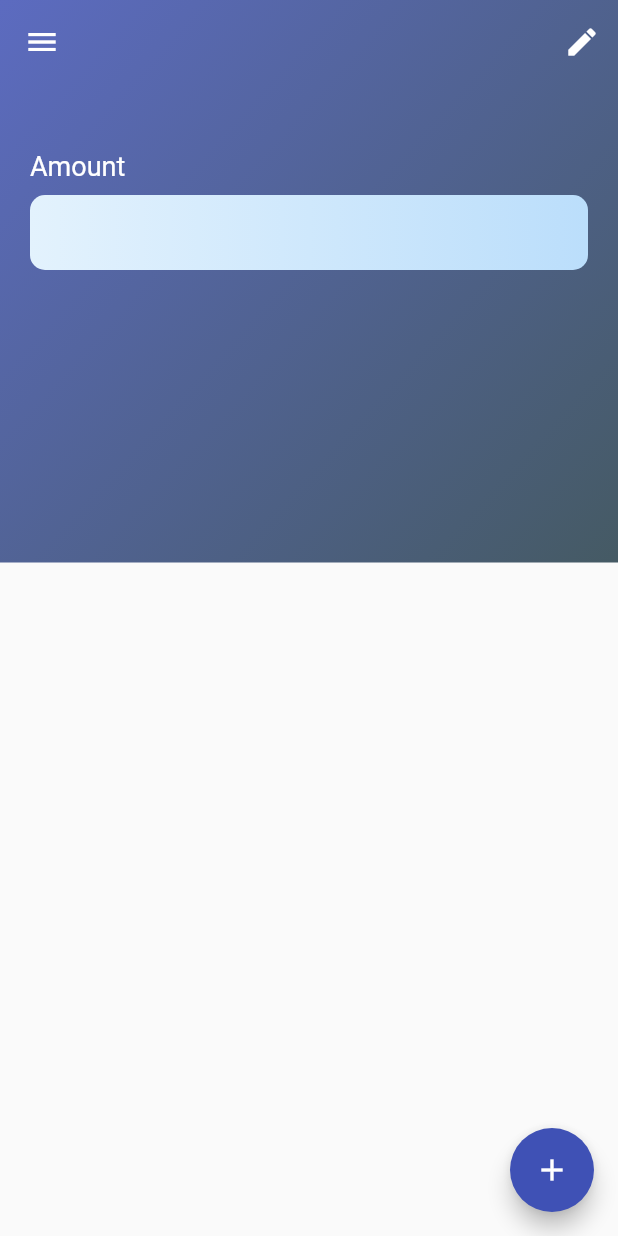
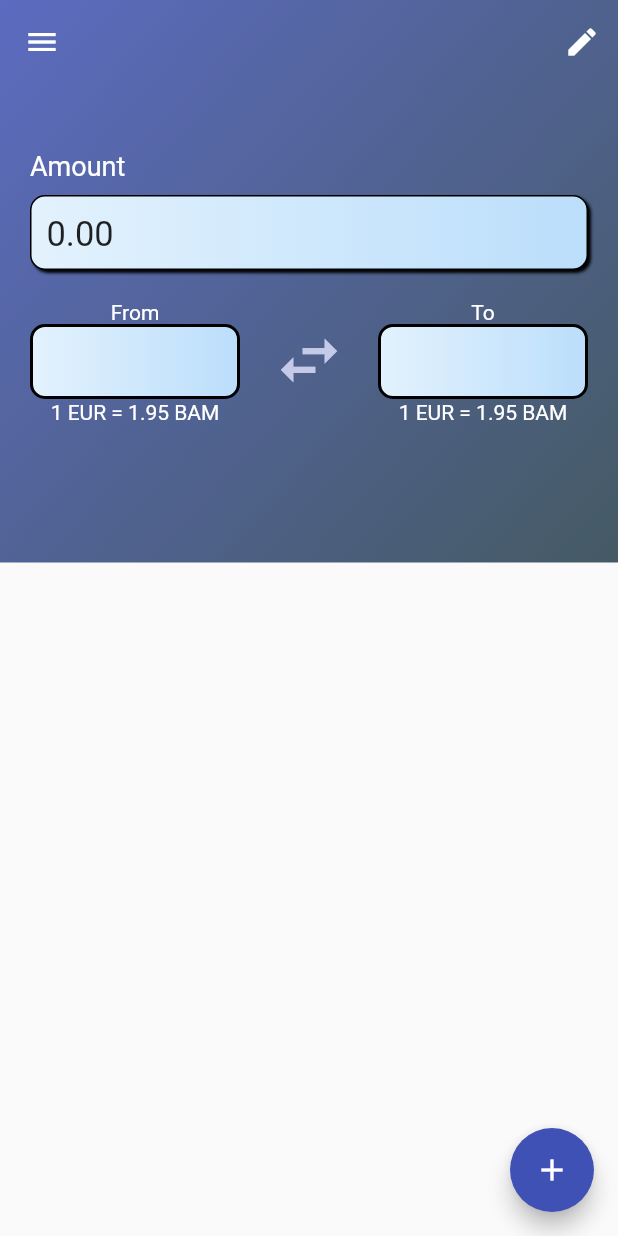
Before and after one commit to emeban44/currency_converter_app, a Flutter app: the screen it shows after launch, on a phone screen of 412 x 824 dp. Run offline on Flutter 3.47's test engine with Material 2 defaults, Android fonts, the phone set to English and light mode, and no system bars.

Commit message:
created and styled the conversion_row and columns

```diff
--- a/lib/widgets/amount_input_field.dart
+++ b/lib/widgets/amount_input_field.dart
@@ -10,6 +10,11 @@ class AmountInputField extends StatelessWidget {
         margin: const EdgeInsets.only(left: 20, right: 20),
         decoration: BoxDecoration(
           borderRadius: BorderRadius.circular(10),
+          border: Border.all(color: Colors.black, width: 1),
+          boxShadow: [
+            BoxShadow(
+                color: Colors.black, blurRadius: 1.0, offset: Offset(2.0, 2.0)),
+          ],
           gradient: LinearGradient(
             colors: [Colors.blue.shade50, Colors.blue.shade100],
           ),
@@ -19,6 +24,8 @@ class AmountInputField extends StatelessWidget {
           readOnly: true,
           showCursor: true,
           onTap: () {},
+          initialValue: '0.00',
+          style: TextStyle(fontSize: 23),
           decoration: InputDecoration(
             border: InputBorder.none,
           ),
--- /dev/null
+++ b/lib/widgets/conversion_column.dart
@@ -0,0 +1,43 @@
+import 'package:flutter/material.dart';
+
+class ConversionColumn extends StatelessWidget {
+  final String title;
+  ConversionColumn(this.title);
+  @override
+  Widget build(BuildContext context) {
+    return Container(
+      child: Column(
+        mainAxisSize: MainAxisSize.min,
+        mainAxisAlignment: MainAxisAlignment.center,
+        crossAxisAlignment: CrossAxisAlignment.center,
+        children: [
+          Flexible(
+            child: Container(
+                child: Text(title, style: TextStyle(color: Colors.white))),
+          ),
+          Flexible(
+            child: Container(
+              height: 50,
+              width: 140,
+              decoration: BoxDecoration(
+                borderRadius: BorderRadius.circular(10),
+                border: Border.all(color: Colors.black, width: 2),
+                gradient: LinearGradient(
+                  colors: [Colors.blue.shade50, Colors.blue.shade100],
+                ),
+              ),
+            ),
+          ),
+          Flexible(
+              child: Container(
+            margin: const EdgeInsets.only(top: 1),
+            child: Text(
+              '1 EUR = 1.95 BAM',
+              style: TextStyle(color: Colors.white),
+            ),
+          ))
+        ],
+      ),
+    );
+  }
+}
--- /dev/null
+++ b/lib/widgets/conversion_row.dart
@@ -0,0 +1,32 @@
+import 'package:currency_converter_app/widgets/conversion_column.dart';
+import 'package:flutter/material.dart';
+
+class ConversionRow extends StatelessWidget {
+  @override
+  Widget build(BuildContext context) {
+    return Container(
+      margin: const EdgeInsets.only(top: 20, right: 20, left: 20),
+      child: Row(
+        mainAxisAlignment: MainAxisAlignment.spaceBetween,
+        mainAxisSize: MainAxisSize.max,
+        children: [
+          ConversionColumn('From'),
+          Expanded(
+            child: Container(
+                padding: const EdgeInsets.only(bottom: 20),
+                width: 50,
+                child: IconButton(
+                  icon: Icon(
+                    Icons.swap_horiz_sharp,
+                    size: 50,
+                    color: Colors.indigo.shade100,
+                  ),
+                  onPressed: () {},
+                )),
+          ),
+          ConversionColumn('To'),
+        ],
+      ),
+    );
+  }
+}
--- a/lib/widgets/conversion_stack.dart
+++ b/lib/widgets/conversion_stack.dart
@@ -1,5 +1,6 @@
 import 'package:currency_converter_app/widgets/amount_input_field.dart';
 import 'package:currency_converter_app/widgets/amount_text.dart';
+import 'package:currency_converter_app/widgets/conversion_row.dart';
 import 'package:currency_converter_app/widgets/stack_background.dart';
 import 'package:flutter/material.dart';
 
@@ -14,6 +15,7 @@ class ConversionStack extends StatelessWidget {
           children: [
             AmountText(),
             AmountInputField(),
+            ConversionRow(),
           ],
         ),
       ],
```
